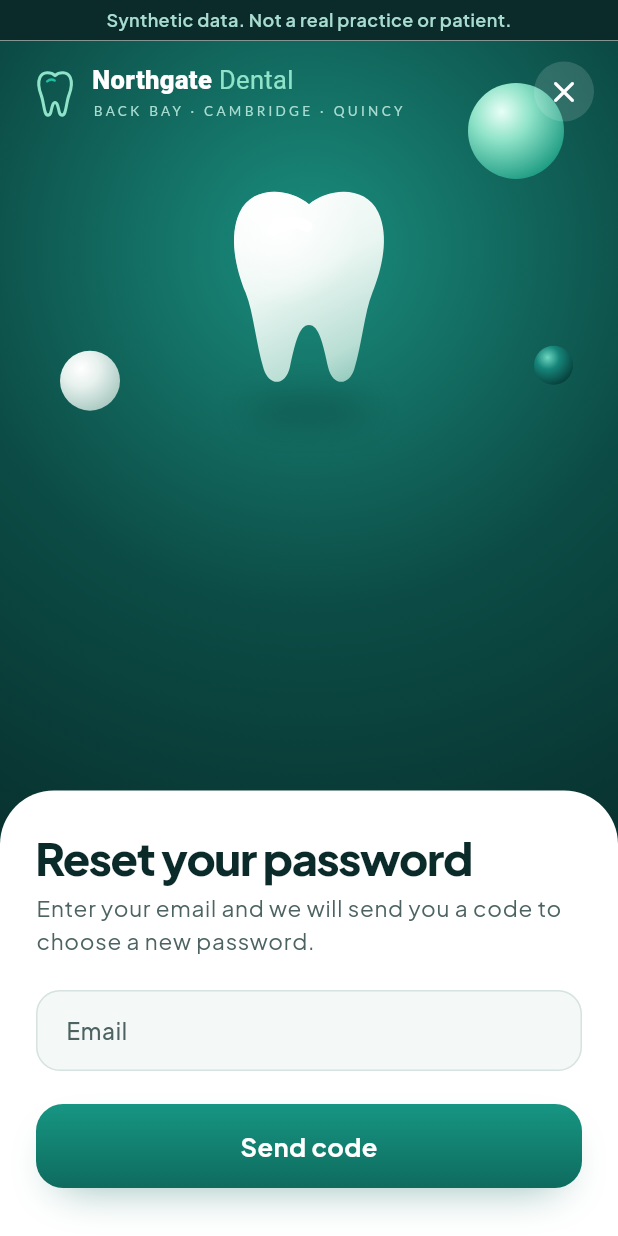
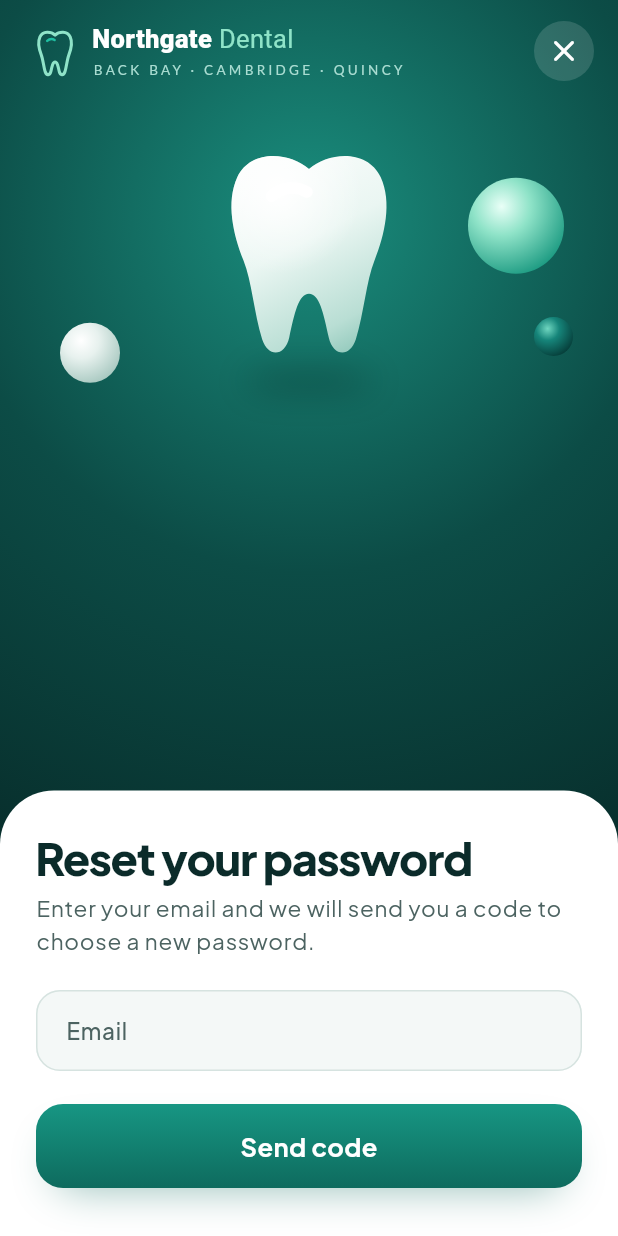
Before and after one commit to FionaMich/northgate-dental, a Flutter app: the screen it shows after launch, after a tap on "Forgot password?", on a phone screen of 412 x 824 dp. Run offline on Flutter 3.47's test engine with Material 3 defaults, Android fonts, the phone set to English and light mode, and no system bars; our stand-ins replace flutter_riverpod, flutter_secure_storage, go_router, material_ui, supabase_flutter; accounts and stored records are empty.

Commit message:
feat(mobile): add intro loader, branded launch screen and icon, remove synthetic strip (#52)
Intro on cold start: a bundled Unsplash clinic photo (Unsplash License,
credited in assets/images/CREDITS.md, never fetched at runtime) under a
green wash, a mint tooth being brushed with sparkles, a 5 second
progress bar; tap skips; motion respects reduce-motion. Android launch
screen and adaptive launcher icon now show the tooth on brand teal
(vector drawables, no white flash).

The on-screen synthetic strip, the Profile note and the email footers
are removed at the product owner's request. Hero art, buttons and the
home header now start below the status bar; the sphere no longer sits
under the close button. 21 widget tests pass.

```diff
--- a/apps/mobile/lib/app.dart
+++ b/apps/mobile/lib/app.dart
@@ -5,6 +5,7 @@ import 'package:material_ui/material_ui.dart';
 
 import 'design/tokens.dart';
 import 'features/shell.dart';
+import 'features/intro_screen.dart';
 import 'features/link_code_screen.dart';
 import 'features/sign_in_screen.dart';
 import 'state.dart';
@@ -17,6 +18,7 @@ class NorthgateApp extends StatefulWidget {
 }
 
 class _NorthgateAppState extends State<NorthgateApp> {
+  bool _introDone = false;
   final _router = GoRouter(
     routes: [GoRoute(path: '/', builder: (_, _) => const Gate())],
   );
@@ -26,43 +28,18 @@ class _NorthgateAppState extends State<NorthgateApp> {
     title: 'Northgate Dental',
     theme: northgateTheme(),
     routerConfig: _router,
-    builder: (context, child) => SyntheticFrame(child: child!),
+    // The intro shows once per cold start, then hands over to the sign-in or home gate.
+    builder: (context, child) => SyntheticFrame(child: _introDone ? child! : IntroScreen(onDone: () => setState(() => _introDone = true))),
   );
 }
 
-/// A strip on every screen: this app only ever holds synthetic data.
+/// Light status bar icons over the app's dark tops. The synthetic label lives in quiet copy on sign-up and profile, not a strip (decision 2026-11-19).
 class SyntheticFrame extends StatelessWidget {
   const SyntheticFrame({super.key, required this.child});
   final Widget child;
 
   @override
-  Widget build(BuildContext context) {
-    return AnnotatedRegion<SystemUiOverlayStyle>(
-      value: SystemUiOverlayStyle.light,
-      child: Column(
-        children: [
-          Material(
-            color: Palette.deepSea,
-            child: SafeArea(
-              bottom: false,
-              child: Padding(
-                padding: const EdgeInsets.symmetric(vertical: 5),
-                child: Center(
-                  child: Text(
-                    'Synthetic data. Not a real practice or patient.',
-                    style: TextStyle(fontSize: 12, fontWeight: FontWeight.w600, color: const Color(0xFFA9DCD1)),
-                  ),
-                ),
-              ),
-            ),
-          ),
-          Expanded(
-            child: MediaQuery.removePadding(context: context, removeTop: true, child: child),
-          ),
-        ],
-      ),
-    );
-  }
+  Widget build(BuildContext context) => AnnotatedRegion<SystemUiOverlayStyle>(value: SystemUiOverlayStyle.light, child: child);
 }
 
 /// Sends the person to sign-in, linking or home, depending on where they are.
--- a/apps/mobile/lib/design/art.dart
+++ b/apps/mobile/lib/design/art.dart
@@ -240,3 +240,42 @@ class Lockup extends StatelessWidget {
     );
   }
 }
+
+/// The mint-tinted variation of the tooth, used by the brushing loader.
+void paintMintTooth(Canvas canvas, Size size) {
+  final rect = Offset.zero & size;
+  final tooth = _tooth(size);
+  canvas.drawPath(
+    tooth.shift(Offset(0, size.height * 0.04)),
+    Paint()
+      ..color = const Color(0xFF021614).withValues(alpha: 0.35)
+      ..maskFilter = const MaskFilter.blur(BlurStyle.normal, 10),
+  );
+  canvas.drawPath(
+    tooth,
+    Paint()
+      ..shader = const LinearGradient(
+        begin: Alignment(-0.7, -1),
+        end: Alignment(0.7, 1),
+        colors: [Colors.white, Color(0xFFDFF8EF), Color(0xFF9EE3CC), Color(0xFF5BBFA6)],
+        stops: [0, 0.4, 0.78, 1],
+      ).createShader(rect),
+  );
+  canvas.drawPath(
+    tooth,
+    Paint()
+      ..shader = const RadialGradient(
+        center: Alignment(-0.36, -0.56),
+        radius: 0.5,
+        colors: [Colors.white, Color(0x00FFFFFF)],
+      ).createShader(rect),
+  );
+  canvas.drawPath(
+    _shine(size),
+    Paint()
+      ..color = Colors.white
+      ..style = PaintingStyle.stroke
+      ..strokeWidth = size.width * 0.07
+      ..strokeCap = StrokeCap.round,
+  );
+}
--- a/apps/mobile/lib/design/widgets.dart
+++ b/apps/mobile/lib/design/widgets.dart
@@ -78,18 +78,24 @@ class ErrorNote extends StatelessWidget {
 
 /// Deep teal stage with the rendered tooth and floating spheres, behind sign-in and linking.
 class HeroStage extends StatelessWidget {
-  const HeroStage({super.key, required this.height});
+  const HeroStage({super.key, required this.height, this.quietCorner = false});
   final double height;
 
+  /// Keeps the top-right corner clear for a close button.
+  final bool quietCorner;
+
   @override
-  Widget build(BuildContext context) => SizedBox(
+  // Starts below the status bar so the logo and art never sit under the clock.
+  Widget build(BuildContext context) => Padding(
+    padding: EdgeInsets.only(top: MediaQuery.paddingOf(context).top),
+    child: SizedBox(
       height: height,
       child: Stack(
         clipBehavior: Clip.none,
         children: [
           Positioned(
             right: 36,
-          top: height * 0.12,
+            top: height * (quietCorner ? 0.42 : 0.12),
             child: const Float(distance: 10, phase: 0.3, child: Orb(size: 64)),
           ),
           Positioned(
@@ -108,6 +114,7 @@ class HeroStage extends StatelessWidget {
             child: Float(child: Tooth3D(height: height * 0.5)),
           ),
         ],
+      ),
     ),
   );
 }
@@ -149,11 +156,11 @@ class AuthLayout extends StatelessWidget {
               children: [
                 Stack(
                   children: [
-                    HeroStage(height: (box.maxHeight * heroFraction).clamp(200, 380)),
+                    HeroStage(height: (box.maxHeight * heroFraction).clamp(200, 380), quietCorner: showBack),
                     if (showBack)
                       Positioned(
                         right: 12,
-                        top: 10,
+                        top: 10 + MediaQuery.paddingOf(context).top,
                         child: IconButton.filledTonal(
                           tooltip: 'Back',
                           style: IconButton.styleFrom(backgroundColor: Colors.white.withValues(alpha: 0.14), foregroundColor: Colors.white),
--- a/apps/mobile/lib/features/home_screen.dart
+++ b/apps/mobile/lib/features/home_screen.dart
@@ -60,7 +60,7 @@ class _Header extends ConsumerWidget {
         gradient: heroGradient,
         borderRadius: BorderRadius.vertical(bottom: Radius.circular(36)),
       ),
-      padding: const EdgeInsets.fromLTRB(20, 16, 20, 60),
+      padding: EdgeInsets.fromLTRB(20, 16 + MediaQuery.paddingOf(context).top, 20, 60),
       child: Stack(
         clipBehavior: Clip.none,
         children: [
--- /dev/null
+++ b/apps/mobile/lib/features/intro_screen.dart
@@ -0,0 +1,219 @@
+import 'dart:math' as math;
+
+import 'package:flutter_riverpod/flutter_riverpod.dart';
+import 'package:material_ui/material_ui.dart';
+
+import '../design/art.dart';
+import '../design/motion.dart';
+import '../design/tokens.dart';
+
+/// How long the intro stays on screen. Tests set it to zero.
+final introDurationProvider = Provider<Duration>((ref) => const Duration(seconds: 5));
+
+/// First screen on a cold start: clinic photo under a green wash, a tooth being brushed, then the app.
+class IntroScreen extends ConsumerStatefulWidget {
+  const IntroScreen({super.key, required this.onDone});
+  final VoidCallback onDone;
+
+  @override
+  ConsumerState<IntroScreen> createState() => _IntroScreenState();
+}
+
+class _IntroScreenState extends ConsumerState<IntroScreen> with SingleTickerProviderStateMixin {
+  late final Duration _length = ref.read(introDurationProvider);
+  late final _progress = AnimationController(vsync: this, duration: _length);
+  bool _left = false;
+
+  @override
+  void initState() {
+    super.initState();
+    _progress.forward().whenCompleteOrCancel(_finish);
+  }
+
+  void _finish() {
+    if (_left || !mounted) return;
+    _left = true;
+    widget.onDone();
+  }
+
+  @override
+  void dispose() {
+    _progress.dispose();
+    super.dispose();
+  }
+
+  @override
+  Widget build(BuildContext context) => Semantics(
+    label: 'Northgate Dental is starting. Tap to skip.',
+    button: true,
+    child: GestureDetector(
+      onTap: _finish,
+      child: Scaffold(
+        backgroundColor: Palette.heroBottom,
+        body: Stack(
+          fit: StackFit.expand,
+          children: [
+            Image.asset('assets/images/intro_clinic.jpg', fit: BoxFit.cover, excludeFromSemantics: true),
+            const DecoratedBox(
+              decoration: BoxDecoration(
+                gradient: LinearGradient(
+                  begin: Alignment.topCenter,
+                  end: Alignment.bottomCenter,
+                  colors: [Color(0xB31A8E7E), Color(0xD90C4C46), Color(0xF7072B29)],
+                  stops: [0, 0.5, 1],
+                ),
+              ),
+            ),
+            SafeArea(
+              child: Padding(
+                padding: const EdgeInsets.fromLTRB(28, 24, 28, 32),
+                child: Column(
+                  children: [
+                    const Align(alignment: Alignment.centerLeft, child: Lockup(onDark: true, markHeight: 34)),
+                    const Spacer(),
+                    const BrushingTooth(size: 210),
+                    const SizedBox(height: 36),
+                    const Text(
+                      'Healthy smiles across Boston',
+                      textAlign: TextAlign.center,
+                      style: TextStyle(color: Colors.white, fontSize: 26, height: 1.15, fontWeight: FontWeight.w800, letterSpacing: -0.6),
+                    ),
+                    const SizedBox(height: 10),
+                    const Text(
+                      'Your visits, plans and bookings in one place.',
+                      textAlign: TextAlign.center,
+                      style: TextStyle(color: Color(0xFFCDEFE7), fontSize: 15, height: 1.4),
+                    ),
+                    const Spacer(),
+                    AnimatedBuilder(
+                      animation: _progress,
+                      builder: (_, _) => ClipRRect(
+                        borderRadius: BorderRadius.circular(99),
+                        child: LinearProgressIndicator(
+                          value: _progress.value,
+                          minHeight: 4,
+                          color: Palette.shine,
+                          backgroundColor: Colors.white.withValues(alpha: 0.15),
+                        ),
+                      ),
+                    ),
+                    const SizedBox(height: 12),
+                    const Text('Tap anywhere to skip', style: TextStyle(color: Color(0xFFA9DCD1), fontSize: 13)),
+                  ],
+                ),
+              ),
+            ),
+          ],
+        ),
+      ),
+    ),
+  );
+}
+
+/// A mint tooth being brushed, with sparkles: the loading animation.
+class BrushingTooth extends StatefulWidget {
+  const BrushingTooth({super.key, this.size = 200});
+  final double size;
+
+  @override
+  State<BrushingTooth> createState() => _BrushingToothState();
+}
+
+class _BrushingToothState extends State<BrushingTooth> with SingleTickerProviderStateMixin {
+  late final _c = AnimationController(vsync: this, duration: const Duration(milliseconds: 1400));
+
+  @override
+  void didChangeDependencies() {
+    super.didChangeDependencies();
+    reduceMotion(context) ? _c.stop() : _c.repeat();
+  }
+
+  @override
+  void dispose() {
+    _c.dispose();
+    super.dispose();
+  }
+
+  @override
+  Widget build(BuildContext context) => ExcludeSemantics(
+    child: SizedBox(
+      width: widget.size,
+      height: widget.size,
+      child: AnimatedBuilder(
+        animation: _c,
+        builder: (_, _) => CustomPaint(painter: _BrushPainter(_c.value)),
+      ),
+    ),
+  );
+}
+
+class _BrushPainter extends CustomPainter {
+  _BrushPainter(this.t);
+  final double t;
+
+  @override
+  void paint(Canvas canvas, Size size) {
+    final s = size.width;
+    // Soft halo behind the tooth.
+    canvas.drawCircle(
+      Offset(s / 2, s * 0.5),
+      s * 0.46,
+      Paint()
+        ..shader = RadialGradient(colors: [Palette.shine.withValues(alpha: 0.35), Palette.shine.withValues(alpha: 0)])
+            .createShader(Rect.fromCircle(center: Offset(s / 2, s * 0.5), radius: s * 0.46)),
+    );
+    // Mint-tinted tooth, drawn with the shared art.
+    final toothH = s * 0.62;
+    canvas.save();
+    canvas.translate((s - toothH * 160 / 214) / 2, s * 0.2);
+    paintMintTooth(canvas, Size(toothH * 160 / 214, toothH));
+    canvas.restore();
+
+    // Toothbrush sweeping across the crown.
+    final sweep = math.sin(t * 2 * math.pi);
+    canvas.save();
+    canvas.translate(s * 0.5 + sweep * s * 0.14, s * 0.2);
+    canvas.rotate(-0.42 + sweep * 0.06);
+    final handle = RRect.fromRectAndRadius(Rect.fromLTWH(s * 0.06, -s * 0.03, s * 0.42, s * 0.07), Radius.circular(s * 0.035));
+    canvas.drawRRect(
+      handle,
+      Paint()
+        ..shader = const LinearGradient(colors: [Color(0xFFFFC79A), Palette.apricot, Color(0xFFD9864B)]).createShader(handle.outerRect),
+    );
+    final head = RRect.fromRectAndRadius(Rect.fromLTWH(-s * 0.12, -s * 0.035, s * 0.2, s * 0.08), Radius.circular(s * 0.03));
+    canvas.drawRRect(head, Paint()..color = Palette.shine);
+    final bristle = Paint()..color = Colors.white;
+    for (var i = 0; i < 6; i++) {
+      canvas.drawRRect(
+        RRect.fromRectAndRadius(Rect.fromLTWH(-s * 0.105 + i * s * 0.03, s * 0.045, s * 0.02, s * 0.06), Radius.circular(s * 0.008)),
+        bristle,
+      );
+    }
+    canvas.restore();
+
+    // Sparkles that twinkle in turn.
+    for (final (x, y, phase, r) in const [
+      (0.2, 0.28, 0.0, 0.045),
+      (0.82, 0.36, 0.33, 0.035),
+      (0.72, 0.78, 0.66, 0.04),
+      (0.24, 0.72, 0.5, 0.03),
+    ]) {
+      final a = (math.sin((t + phase) * 2 * math.pi) + 1) / 2;
+      _sparkle(canvas, Offset(s * x, s * y), s * r * (0.6 + 0.4 * a), Colors.white.withValues(alpha: 0.35 + 0.65 * a));
+    }
+  }
+
+  void _sparkle(Canvas canvas, Offset c, double r, Color color) {
+    final p = Path()
+      ..moveTo(c.dx, c.dy - r)
+      ..quadraticBezierTo(c.dx, c.dy, c.dx + r, c.dy)
+      ..quadraticBezierTo(c.dx, c.dy, c.dx, c.dy + r)
+      ..quadraticBezierTo(c.dx, c.dy, c.dx - r, c.dy)
+      ..quadraticBezierTo(c.dx, c.dy, c.dx, c.dy - r)
+      ..close();
+    canvas.drawPath(p, Paint()..color = color);
+  }
+
+  @override
+  bool shouldRepaint(_BrushPainter old) => old.t != t;
+}
--- a/apps/mobile/lib/features/link_code_screen.dart
+++ b/apps/mobile/lib/features/link_code_screen.dart
@@ -59,7 +59,7 @@ class _LinkCodeScreenState extends ConsumerState<LinkCodeScreen> {
                       HeroStage(height: (box.maxHeight * 0.36).clamp(220, 320)),
                       Positioned(
                         right: 8,
-                        top: 8,
+                        top: 8 + MediaQuery.paddingOf(context).top,
                         child: TextButton(
                           key: const Key('sign-out'),
                           style: TextButton.styleFrom(foregroundColor: Colors.white),
--- a/apps/mobile/pubspec.yaml
+++ b/apps/mobile/pubspec.yaml
@@ -23,6 +23,9 @@ dev_dependencies:
 flutter:
   uses-material-design: true
 
+  assets:
+    - assets/images/intro_clinic.jpg
+
   # Fonts ship inside the app; never fetched from a font URL at runtime (privacy: no user IP to Google).
   fonts:
     - family: PlusJakartaSans
```
Also changed, not shown: apps/mobile/assets/images/intro_clinic.jpg (added), 14 other files. Lines whose indentation alone changed are shown as unchanged.
